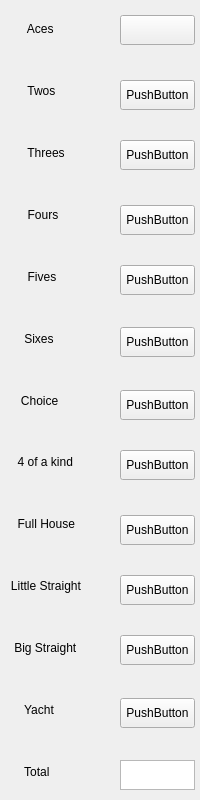
Before: the Qt Designer form Subwindow.ui in kmuhan/SWP2_05_ADP_MG, drawn with Qt 5.
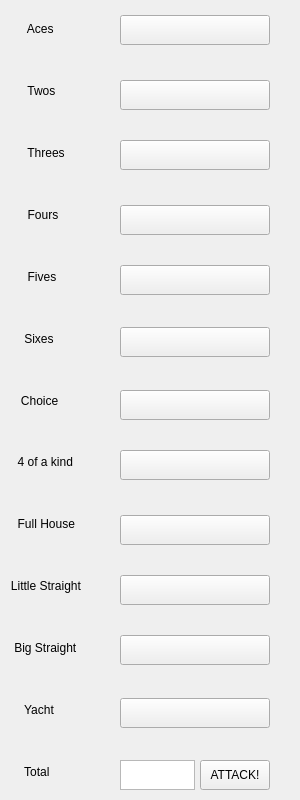
After: the same form once the commit is applied.

The edit to the form file:
```diff
--- a/Subwindow.ui
+++ b/Subwindow.ui
@@ -6,7 +6,7 @@
    <rect>
     <x>0</x>
     <y>0</y>
-    <width>200</width>
+    <width>300</width>
     <height>800</height>
    </rect>
   </property>
@@ -187,7 +187,7 @@
     <rect>
      <x>120</x>
      <y>15</y>
-     <width>75</width>
+     <width>150</width>
      <height>30</height>
     </rect>
    </property>
@@ -200,12 +200,12 @@
     <rect>
      <x>120</x>
      <y>80</y>
-     <width>75</width>
+     <width>150</width>
      <height>30</height>
     </rect>
    </property>
    <property name="text">
-    <string>PushButton</string>
+    <string/>
    </property>
   </widget>
   <widget class="QPushButton" name="pushButton_3">
@@ -213,12 +213,12 @@
     <rect>
      <x>120</x>
      <y>140</y>
-     <width>75</width>
+     <width>150</width>
      <height>30</height>
     </rect>
    </property>
    <property name="text">
-    <string>PushButton</string>
+    <string/>
    </property>
   </widget>
   <widget class="QPushButton" name="pushButton_4">
@@ -226,12 +226,12 @@
     <rect>
      <x>120</x>
      <y>205</y>
-     <width>75</width>
+     <width>150</width>
      <height>30</height>
     </rect>
    </property>
    <property name="text">
-    <string>PushButton</string>
+    <string/>
    </property>
   </widget>
   <widget class="QPushButton" name="pushButton_5">
@@ -239,12 +239,12 @@
     <rect>
      <x>120</x>
      <y>265</y>
-     <width>75</width>
+     <width>150</width>
      <height>30</height>
     </rect>
    </property>
    <property name="text">
-    <string>PushButton</string>
+    <string/>
    </property>
   </widget>
   <widget class="QPushButton" name="pushButton_6">
@@ -252,12 +252,12 @@
     <rect>
      <x>120</x>
      <y>327</y>
-     <width>75</width>
+     <width>150</width>
      <height>30</height>
     </rect>
    </property>
    <property name="text">
-    <string>PushButton</string>
+    <string/>
    </property>
   </widget>
   <widget class="QPushButton" name="pushButton_7">
@@ -265,12 +265,12 @@
     <rect>
      <x>120</x>
      <y>390</y>
-     <width>75</width>
+     <width>150</width>
      <height>30</height>
     </rect>
    </property>
    <property name="text">
-    <string>PushButton</string>
+    <string/>
    </property>
   </widget>
   <widget class="QPushButton" name="pushButton_8">
@@ -278,12 +278,12 @@
     <rect>
      <x>120</x>
      <y>450</y>
-     <width>75</width>
+     <width>150</width>
      <height>30</height>
     </rect>
    </property>
    <property name="text">
-    <string>PushButton</string>
+    <string/>
    </property>
   </widget>
   <widget class="QPushButton" name="pushButton_9">
@@ -291,12 +291,12 @@
     <rect>
      <x>120</x>
      <y>515</y>
-     <width>75</width>
+     <width>150</width>
      <height>30</height>
     </rect>
    </property>
    <property name="text">
-    <string>PushButton</string>
+    <string/>
    </property>
   </widget>
   <widget class="QPushButton" name="pushButton_10">
@@ -304,12 +304,12 @@
     <rect>
      <x>120</x>
      <y>575</y>
-     <width>75</width>
+     <width>150</width>
      <height>30</height>
     </rect>
    </property>
    <property name="text">
-    <string>PushButton</string>
+    <string/>
    </property>
   </widget>
   <widget class="QPushButton" name="pushButton_11">
@@ -317,12 +317,12 @@
     <rect>
      <x>120</x>
      <y>635</y>
-     <width>75</width>
+     <width>150</width>
      <height>30</height>
     </rect>
    </property>
    <property name="text">
-    <string>PushButton</string>
+    <string/>
    </property>
   </widget>
   <widget class="QPushButton" name="pushButton_12">
@@ -330,12 +330,12 @@
     <rect>
      <x>120</x>
      <y>698</y>
-     <width>75</width>
+     <width>150</width>
      <height>30</height>
     </rect>
    </property>
    <property name="text">
-    <string>PushButton</string>
+    <string/>
    </property>
   </widget>
   <widget class="QTextBrowser" name="totalTextBrowser">
@@ -355,6 +355,19 @@
 &lt;p style=&quot;-qt-paragraph-type:empty; margin-top:0px; margin-bottom:0px; margin-left:0px; margin-right:0px; -qt-block-indent:0; text-indent:0px;&quot;&gt;&lt;br /&gt;&lt;/p&gt;&lt;/body&gt;&lt;/html&gt;</string>
    </property>
   </widget>
+  <widget class="QPushButton" name="attackButton">
+   <property name="geometry">
+    <rect>
+     <x>200</x>
+     <y>760</y>
+     <width>70</width>
+     <height>30</height>
+    </rect>
+   </property>
+   <property name="text">
+    <string>ATTACK!</string>
+   </property>
+  </widget>
  </widget>
  <resources/>
  <connections/>
```
Left out of the diff: 24 changed lines with no effect on the pictures.
